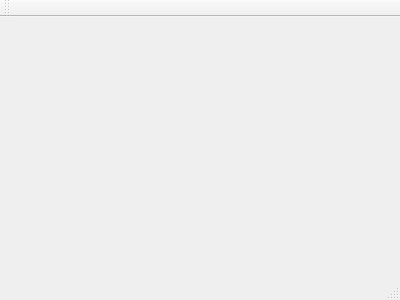
Qt form mainwindow.ui (MargaritaGolubeva/Pyramid) before a commit.
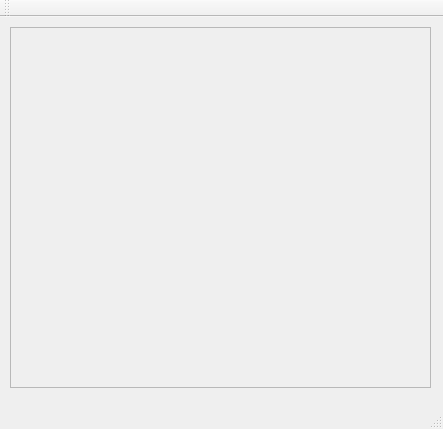
The same form after that commit.

Commit message: Version 1. The selection of the image from the menu item is realized. Added scrollbars.

What changed in the file:
```diff
--- a/mainwindow.ui
+++ b/mainwindow.ui
@@ -1,24 +1,76 @@
 <ui version="4.0">
  <class>MainWindow</class>
- <widget class="QMainWindow" name="MainWindow" >
-  <property name="geometry" >
+ <widget class="QMainWindow" name="MainWindow">
+  <property name="geometry">
    <rect>
     <x>0</x>
     <y>0</y>
-    <width>400</width>
-    <height>300</height>
+    <width>443</width>
+    <height>429</height>
    </rect>
   </property>
   <property name="windowTitle" >
    <string>MainWindow</string>
   </property>
-  <widget class="QMenuBar" name="menuBar" />
-  <widget class="QToolBar" name="mainToolBar" />
-  <widget class="QWidget" name="centralWidget" />
-  <widget class="QStatusBar" name="statusBar" />
+  <widget class="QWidget" name="centralWidget">
+   <widget class="QLabel" name="label_image">
+    <property name="geometry">
+     <rect>
+      <x>420</x>
+      <y>0</y>
+      <width>20</width>
+      <height>20</height>
+     </rect>
+    </property>
+    <property name="text">
+     <string/>
+    </property>
+   </widget>
+   <widget class="QScrollArea" name="scrollArea_image">
+    <property name="geometry">
+     <rect>
+      <x>10</x>
+      <y>10</y>
+      <width>421</width>
+      <height>361</height>
+     </rect>
+    </property>
+    <property name="widgetResizable">
+     <bool>true</bool>
+    </property>
+    <widget class="QWidget" name="scrollAreaWidgetContents">
+     <property name="geometry">
+      <rect>
+       <x>0</x>
+       <y>0</y>
+       <width>419</width>
+       <height>359</height>
+      </rect>
+     </property>
+    </widget>
+   </widget>
+  </widget>
+  <widget class="QMenuBar" name="menuBar">
+   <property name="geometry">
+    <rect>
+     <x>0</x>
+     <y>0</y>
+     <width>443</width>
+     <height>21</height>
+    </rect>
+   </property>
+  </widget>
+  <widget class="QToolBar" name="mainToolBar">
+   <attribute name="toolBarArea">
+    <enum>TopToolBarArea</enum>
+   </attribute>
+   <attribute name="toolBarBreak">
+    <bool>false</bool>
+   </attribute>
+  </widget>
+  <widget class="QStatusBar" name="statusBar"/>
  </widget>
- <layoutDefault spacing="6" margin="11" />
- <pixmapfunction></pixmapfunction>
+ <layoutdefault spacing="6" margin="11"/>
  <resources/>
  <connections/>
 </ui>
```
Left out of the diff: 3 changed lines with no effect on the pictures. The commit also changes 2 other files.
